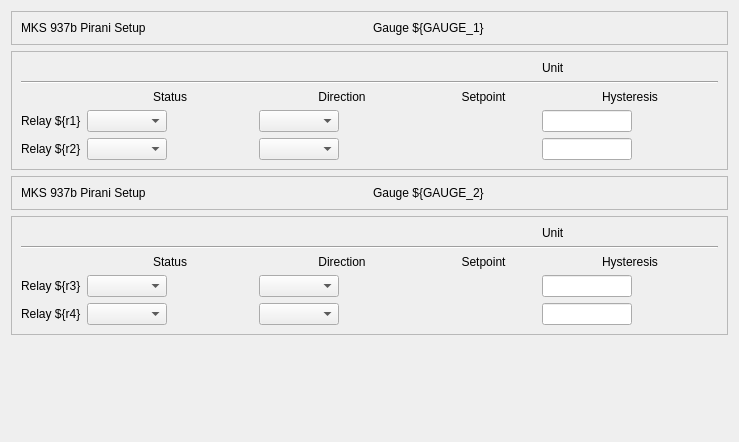
Before: the Qt Designer form ui/mks937b/pirani.ui in lnls-sirius/pydm-opi, drawn with Qt 5.
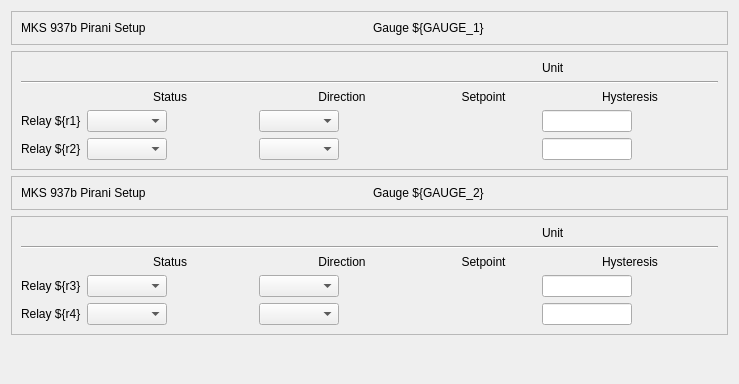
After: the same form once the commit is applied. Custom widgets are drawn as their Qt base class.

```diff
--- a/ui/mks937b/pirani.ui
+++ b/ui/mks937b/pirani.ui
@@ -7,7 +7,7 @@
     <x>0</x>
     <y>0</y>
     <width>739</width>
-    <height>442</height>
+    <height>384</height>
    </rect>
   </property>
   <property name="windowTitle">
```
Left out of the diff: 8 changed lines with no effect on the pictures.
